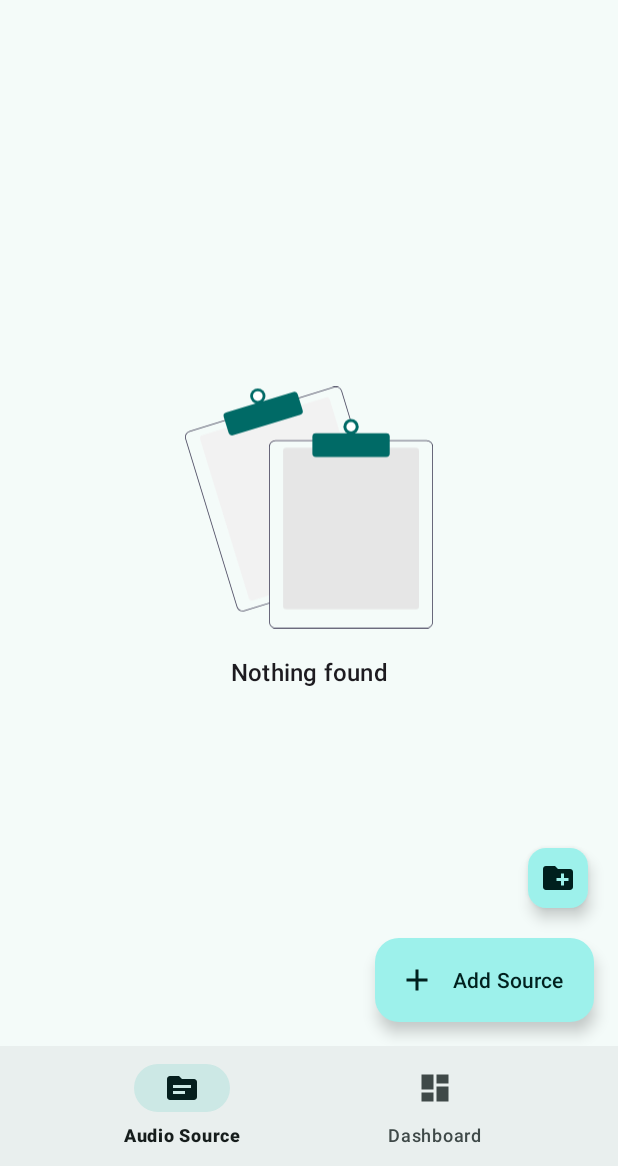
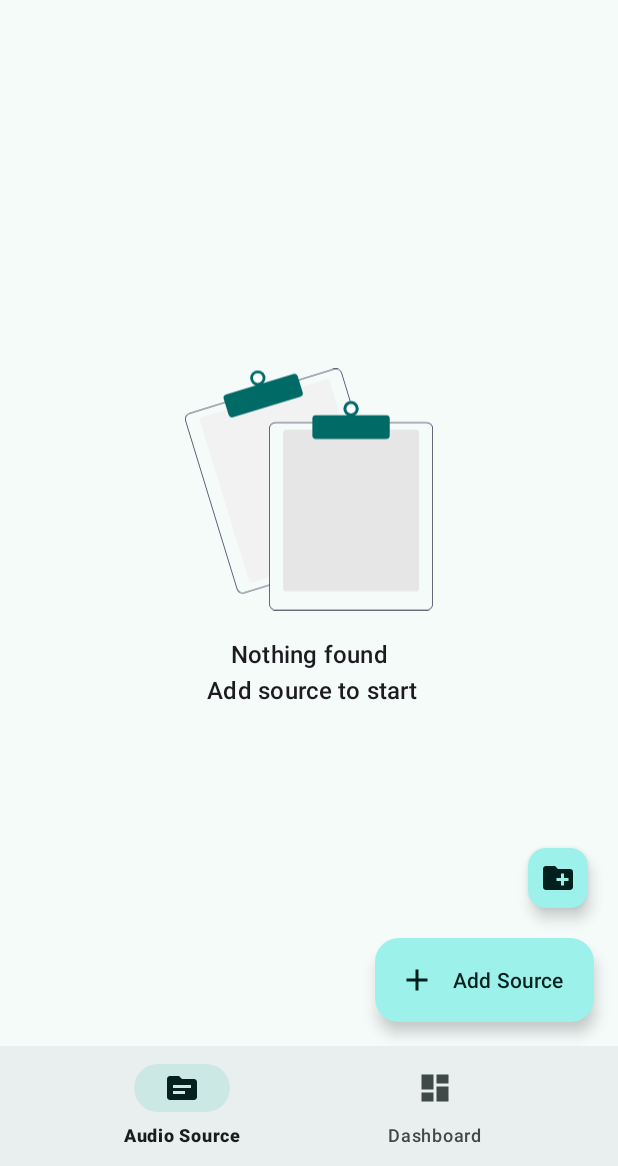
Before and after one commit to takuron/WhisperMixer, an Android app: the screen it shows after launch (MainActivity), on a phone screen of 412 x 824 dp, the part 70-1236 px from its top. Run offline under Robolectric (Android 15) with nearby library versions, the phone set to English and light mode, and no system bars; our stand-ins replace Room's generated code, navigation-ui.

```diff
--- a/app/build.gradle.kts
+++ b/app/build.gradle.kts
@@ -64,6 +64,8 @@ dependencies {
     ksp(libs.androidx.room.compiler.v261)
     implementation(libs.androidx.room.ktx.v261)
 
+    implementation (libs.retrofit2.retrofit)
+    implementation (libs.retrofit2.converter.moshi)
 
     testImplementation(libs.junit)
     androidTestImplementation(libs.androidx.junit)
--- a/app/src/main/java/com/takuron/whisperwavemixer/data/source/SourceCategoryDao.kt
+++ b/app/src/main/java/com/takuron/whisperwavemixer/data/source/SourceCategoryDao.kt
@@ -1,18 +1,24 @@
 package com.takuron.whisperwavemixer.data.source
 
+import androidx.lifecycle.LiveData
 import androidx.room.Dao
 import androidx.room.Delete
 import androidx.room.Insert
 import androidx.room.Query
+import kotlinx.coroutines.flow.Flow
 
 @Dao
 interface SourceCategoryDao {
     @Query("SELECT * FROM source_category")
-    fun getAllCategory():List<SourceCategoryData>
+    fun getAllCategoryList():List<SourceCategoryData>
+    @Query("SELECT * FROM source_category")
+    fun getAllCategoryLiveData():LiveData<List<SourceCategoryData>>
+    @Query("SELECT * FROM source_category")
+    fun getAllCategoryFlow(): Flow<List<SourceCategoryData>>
 
     @Insert
-    fun insertAll(vararg sourceCategory:SourceCategoryData)
+    suspend fun insertAll(vararg sourceCategory:SourceCategoryData)
 
     @Delete
-    fun delete(sourceCategory:SourceCategoryData)
+    suspend fun delete(sourceCategory:SourceCategoryData)
 }
--- a/app/src/main/java/com/takuron/whisperwavemixer/data/source/SourceCategoryData.kt
+++ b/app/src/main/java/com/takuron/whisperwavemixer/data/source/SourceCategoryData.kt
@@ -5,6 +5,7 @@ import androidx.room.Entity
 import androidx.room.ForeignKey
 import androidx.room.Index
 import androidx.room.PrimaryKey
+import com.takuron.whisperwavemixer.sourceFileDao
 
 @Entity(tableName = "source_category")
 data class SourceCategoryData(
@@ -12,4 +13,5 @@ data class SourceCategoryData(
     @ColumnInfo(name = "id")
     val id: Int?,
     @ColumnInfo(name = "name") val name: String,
+    @ColumnInfo(name = "size") var size: Int,
 )
--- a/app/src/main/java/com/takuron/whisperwavemixer/data/source/SourceFileDao.kt
+++ b/app/src/main/java/com/takuron/whisperwavemixer/data/source/SourceFileDao.kt
@@ -1,5 +1,6 @@
 package com.takuron.whisperwavemixer.data.source
 
+import androidx.lifecycle.LiveData
 import androidx.room.Dao
 import androidx.room.Delete
 import androidx.room.Insert
@@ -9,8 +10,18 @@ import androidx.room.Query
 interface SourceFileDao {
     @Query("SELECT * FROM source_file")
     fun getAllSource():List<SourceFileData>
+    @Query("SELECT * FROM source_file")
+    fun getAllSourceLiveData(): LiveData<List<SourceFileData>>
+
     @Query("SELECT * FROM source_file WHERE category_id IS :categoryId")
     fun getSourceByCategory(categoryId:Int):List<SourceFileData>
+    @Query("SELECT * FROM source_file WHERE category_id IS :categoryId")
+    fun getSourceByCategoryLiveData(categoryId:Int):LiveData<List<SourceFileData>>
+
+    @Query("SELECT COUNT (*) FROM source_file WHERE category_id IS :categoryId")
+    fun getCategorySize(categoryId:Int):Int
+    @Query("SELECT COUNT (*) FROM source_file WHERE category_id IS :categoryId")
+    fun getCategorySizeLiveData(categoryId:Int):LiveData<Int>
 
     @Insert
     fun insertAll(vararg sourceFiles:SourceFileData)
--- a/app/src/main/java/com/takuron/whisperwavemixer/ui/source/SourcePageFragment.kt
+++ b/app/src/main/java/com/takuron/whisperwavemixer/ui/source/SourcePageFragment.kt
@@ -1,5 +1,6 @@
 package com.takuron.whisperwavemixer.ui.source
 
+import android.annotation.SuppressLint
 import android.app.Activity
 import android.content.ClipData
 import android.content.Intent
@@ -14,6 +15,11 @@ import androidx.activity.result.contract.ActivityResultContracts
 import androidx.fragment.app.Fragment
 import androidx.fragment.app.viewModels
 import androidx.lifecycle.lifecycleScope
+import androidx.recyclerview.widget.DividerItemDecoration
+import androidx.recyclerview.widget.GridLayoutManager
+import androidx.recyclerview.widget.LinearLayoutManager
+import com.google.android.material.divider.MaterialDivider
+import com.google.android.material.divider.MaterialDividerItemDecoration
 import com.takuron.whisperwavemixer.R
 import com.takuron.whisperwavemixer.application
 import com.takuron.whisperwavemixer.databinding.FragmentSourcepageBinding
@@ -23,6 +29,8 @@ import kotlinx.coroutines.launch
 
 
 class SourcePageFragment : Fragment() {
+    private val categoryListAdapter by lazy { SourceCategoryListAdapter(ArrayList()) }
+    private val fileListAdapter by lazy { SourceFileListAdapter(ArrayList()) }
 
     private val sourceLauncher =
         registerForActivityResult(ActivityResultContracts.StartActivityForResult()) { result: ActivityResult ->
@@ -32,7 +40,7 @@ class SourcePageFragment : Fragment() {
                 result.data?.clipData?.let { data: ClipData ->
                     lifecycleScope.launch(Dispatchers.Main) {
                         for (i in 0 until data.itemCount) {
-                            sourcePageViewModel.presenter.saveSource(this, data.getItemAt(i).uri)
+                            viewModel.presenter.saveSource(this, data.getItemAt(i).uri)
                                 .join()
                         }
                         Toast.makeText(application, "Success", Toast.LENGTH_SHORT).show()
@@ -41,7 +49,7 @@ class SourcePageFragment : Fragment() {
             } else
                 result.data?.data?.let { uri: Uri ->
                     lifecycleScope.launch(Dispatchers.Main) {
-                        sourcePageViewModel.presenter.saveSource(this, uri).join()
+                        viewModel.presenter.saveSource(this, uri).join()
                         Toast.makeText(application, "Success", Toast.LENGTH_SHORT).show()
                     }
                 }
@@ -49,13 +57,57 @@ class SourcePageFragment : Fragment() {
         }
 
     private val binding by lazy { FragmentSourcepageBinding.inflate(layoutInflater) }
-    private val sourcePageViewModel: SourcePageViewModel by viewModels()
+    private val viewModel: SourcePageViewModel by viewModels()
 
+    @SuppressLint("NotifyDataSetChanged")
     override fun onCreateView(
         inflater: LayoutInflater,
         container: ViewGroup?,
         savedInstanceState: Bundle?
     ): View {
+        val context = requireContext()
+        binding.categoryRecyclerView.adapter = categoryListAdapter
+        binding.categoryRecyclerView.layoutManager = GridLayoutManager(context,2)
+
+        binding.fileRecyclerView.adapter = fileListAdapter
+        binding.fileRecyclerView.layoutManager = LinearLayoutManager(context)
+        binding.fileRecyclerView.addItemDecoration(MaterialDividerItemDecoration(context, LinearLayoutManager.VERTICAL).apply {
+            dividerInsetStart = 16
+            dividerInsetEnd = 16
+            isLastItemDecorated = false
+        })
+
+        viewModel.categoryListLiveData.observe(viewLifecycleOwner){
+            if(it.isNotEmpty() || viewModel.fileListLiveData.value?.isEmpty() == false) {
+                binding.nodataTextView.visibility = View.GONE
+                binding.nodataImageView.visibility = View.GONE
+                binding.fatherScroll.visibility = View.VISIBLE
+            }else{
+                binding.nodataTextView.visibility = View.VISIBLE
+                binding.nodataImageView.visibility = View.VISIBLE
+                binding.fatherScroll.visibility = View.GONE
+            }
+
+            categoryListAdapter.list = it
+            categoryListAdapter.notifyDataSetChanged()
+
+        }
+        viewModel.fileListLiveData.observe(viewLifecycleOwner){
+            if(it.isNotEmpty() || viewModel.categoryListLiveData.value?.isEmpty() == false) {
+                binding.nodataTextView.visibility = View.GONE
+                binding.nodataImageView.visibility = View.GONE
+                binding.fatherScroll.visibility = View.VISIBLE
+            }else{
+                binding.nodataTextView.visibility = View.VISIBLE
+                binding.nodataImageView.visibility = View.VISIBLE
+                binding.fatherScroll.visibility = View.GONE
+            }
+
+            fileListAdapter.list = it
+            fileListAdapter.notifyDataSetChanged()
+
+        }
+
 
         binding.addSourceFab.setOnClickListener {
             val intent = Intent(Intent.ACTION_OPEN_DOCUMENT)
@@ -71,9 +123,9 @@ class SourcePageFragment : Fragment() {
                 hintStringId = R.string.source_dialog_new_hint,
                 submitButtonStringId = R.string.app_dialog_save,
                 cancelButtonStringId = R.string.app_dialog_cancel
-            ) { dialog, id, text ->
+            ) { _, _, text ->
                 lifecycleScope.launch(Dispatchers.Main) {
-                    sourcePageViewModel.presenter.newCategory(this,text.toString())
+                    viewModel.presenter.newCategory(this,text.toString())
                 }
             }.show(childFragmentManager, "new_category")
         }
--- a/app/src/main/java/com/takuron/whisperwavemixer/ui/source/SourcePagePresenter.kt
+++ b/app/src/main/java/com/takuron/whisperwavemixer/ui/source/SourcePagePresenter.kt
@@ -59,6 +59,6 @@ class SourcePresenter {
     }
 
     fun newCategory(scope: CoroutineScope, name:String) = scope.launch(Dispatchers.IO){
-        sourceCategoryDao.insertAll(SourceCategoryData(null,name))
+        sourceCategoryDao.insertAll(SourceCategoryData(null,name,0))
     }
 }
--- a/app/src/main/java/com/takuron/whisperwavemixer/ui/source/SourcePageViewModel.kt
+++ b/app/src/main/java/com/takuron/whisperwavemixer/ui/source/SourcePageViewModel.kt
@@ -1,7 +1,15 @@
 package com.takuron.whisperwavemixer.ui.source
 
+import androidx.lifecycle.LiveData
 import androidx.lifecycle.ViewModel
+import com.takuron.whisperwavemixer.data.source.SourceCategoryData
+import com.takuron.whisperwavemixer.data.source.SourceFileData
+import com.takuron.whisperwavemixer.sourceCategoryDao
+import com.takuron.whisperwavemixer.sourceFileDao
 
 class SourcePageViewModel : ViewModel() {
     val presenter = SourcePresenter()
+
+    val categoryListLiveData:LiveData<List<SourceCategoryData>> = sourceCategoryDao.getAllCategoryLiveData()
+    val fileListLiveData:LiveData<List<SourceFileData>> = sourceFileDao.getSourceByCategoryLiveData(0)
 }
--- /dev/null
+++ b/app/src/main/res/drawable/ic_audio_file_grey_24dp.xml
@@ -0,0 +1,5 @@
+<vector xmlns:android="http://schemas.android.com/apk/res/android" android:height="24dp" android:tint="#5F5F5F" android:viewportHeight="24" android:viewportWidth="24" android:width="24dp">
+
+    <path android:fillColor="@android:color/white" android:pathData="M14,2H6C4.9,2 4.01,2.9 4.01,4L4,20c0,1.1 0.89,2 1.99,2H18c1.1,0 2,-0.9 2,-2V8L14,2zM16,13h-3v3.75c0,1.24 -1.01,2.25 -2.25,2.25S8.5,17.99 8.5,16.75c0,-1.24 1.01,-2.25 2.25,-2.25c0.46,0 0.89,0.14 1.25,0.38V11h4V13zM13,9V3.5L18.5,9H13z"/>
+
+</vector>
--- /dev/null
+++ b/app/src/main/res/drawable/ic_folder_open_grey_24dp.xml
@@ -0,0 +1,5 @@
+<vector xmlns:android="http://schemas.android.com/apk/res/android" android:height="24dp" android:tint="#5F5F5F" android:viewportHeight="24" android:viewportWidth="24" android:width="24dp">
+
+    <path android:fillColor="@android:color/white" android:pathData="M20,6h-8l-2,-2L4,4c-1.1,0 -1.99,0.9 -1.99,2L2,18c0,1.1 0.9,2 2,2h16c1.1,0 2,-0.9 2,-2L22,8c0,-1.1 -0.9,-2 -2,-2zM20,18L4,18L4,8h16v10z"/>
+
+</vector>
--- a/app/src/main/res/layout/activity_main.xml
+++ b/app/src/main/res/layout/activity_main.xml
@@ -16,7 +16,7 @@
         app:layout_constraintTop_toTopOf="parent">
 
         <com.google.android.material.appbar.MaterialToolbar
-            style="@style/Widget.Material3.Toolbar.OnSurface"
+            style="@style/Widget.Material3.Toolbar"
             android:id="@+id/topToolBar"
             android:layout_width="match_parent"
             android:layout_height="wrap_content"
--- a/app/src/main/res/layout/fragment_sourcepage.xml
+++ b/app/src/main/res/layout/fragment_sourcepage.xml
@@ -6,6 +6,49 @@
     android:layout_width="match_parent"
     android:layout_height="match_parent"
     tools:context=".ui.source.SourcePageFragment">
+
+    <androidx.core.widget.NestedScrollView
+        android:id="@+id/fatherScroll"
+        android:layout_width="0dp"
+        android:layout_height="0dp"
+        app:layout_constraintBottom_toBottomOf="parent"
+        app:layout_constraintEnd_toEndOf="parent"
+        app:layout_constraintStart_toStartOf="parent"
+        app:layout_constraintTop_toTopOf="parent">
+
+        <LinearLayout
+            android:layout_width="match_parent"
+            android:layout_height="match_parent"
+            android:orientation="vertical">
+
+            <androidx.recyclerview.widget.RecyclerView
+                android:id="@+id/categoryRecyclerView"
+                android:layout_width="match_parent"
+                android:layout_height="match_parent"
+                android:layout_marginStart="12dp"
+                android:layout_marginEnd="12dp"
+                android:nestedScrollingEnabled="false" />
+
+            <com.google.android.material.textview.MaterialTextView
+                style="@style/TextAppearance.Material3.TitleMedium"
+                android:layout_width="match_parent"
+                android:layout_height="wrap_content"
+                android:layout_marginStart="16dp"
+                android:layout_marginTop="8dp"
+                android:layout_marginEnd="16dp"
+                android:layout_marginBottom="8dp"
+                android:text="@string/source_file_list_title" />
+
+            <androidx.recyclerview.widget.RecyclerView
+                android:id="@+id/fileRecyclerView"
+                android:layout_width="match_parent"
+                android:layout_height="match_parent"
+                android:layout_marginBottom="180dp"
+                android:nestedScrollingEnabled="false" />
+
+        </LinearLayout>
+
+    </androidx.core.widget.NestedScrollView>
 
     <com.google.android.material.floatingactionbutton.FloatingActionButton
         android:id="@+id/make_category_fab"
@@ -43,7 +86,8 @@
         app:layout_constraintStart_toStartOf="parent"
         app:layout_constraintTop_toTopOf="parent"
         app:layout_constraintVertical_chainStyle="packed"
-        app:layout_constraintWidth_percent="0.4" />
+        app:layout_constraintWidth_percent="0.4"
+        tools:visibility="gone" />
 
     <com.google.android.material.textview.MaterialTextView
         android:id="@+id/nodataTextView"
@@ -51,10 +95,14 @@
         android:layout_width="wrap_content"
         android:layout_height="wrap_content"
         android:layout_marginTop="16dp"
+        android:textAlignment="center"
         android:text="@string/source_nodata_message"
         app:layout_constraintBottom_toBottomOf="parent"
         app:layout_constraintEnd_toEndOf="@+id/nodataImageView"
         app:layout_constraintStart_toStartOf="@+id/nodataImageView"
-        app:layout_constraintTop_toBottomOf="@+id/nodataImageView" />
+        app:layout_constraintTop_toBottomOf="@+id/nodataImageView"
+        tools:visibility="gone" />
+
+
 
 </androidx.constraintlayout.widget.ConstraintLayout>
--- a/app/src/main/res/values/strings.xml
+++ b/app/src/main/res/values/strings.xml
@@ -7,12 +7,15 @@
     <string name="title_dashboard">Dashboard</string>
     <string name="title_settings">Settings</string>
 
-    <string name="source_nodata_message">Nothing found</string>
+    <string name="source_nodata_message">Nothing found\n Add source to start</string>
     <string name="source_fab_add_text">Add Source</string>
     <string name="source_fab_add_description">Add audio source from your device.</string>
     <string name="source_fab_new_description">Create a new audio source category.</string>
     <string name="source_dialog_new_title">New Category</string>
-    <string name="source_dialog_new_hint">New category name</string>
+    <string name="source_dialog_new_hint">Category name</string>
+
+    <string name="source_category_list_items_subtitle">%d items</string>
+    <string name="source_file_list_title">No category</string>
 
     <string name="settings_category_about">About</string>
     <string name="settings_about_license_title">Open source license</string>
--- a/gradle/libs.versions.toml
+++ b/gradle/libs.versions.toml
@@ -1,5 +1,6 @@
 [versions]
 agp = "8.6.0"
+converterMoshiVersion = "2.6.2"
 kotlin = "1.9.0"
 coreKtx = "1.10.1"
 junit = "4.13.2"
@@ -16,6 +17,7 @@ navigationFragmentKtx = "2.6.0"
 navigationUiKtx = "2.6.0"
 preference = "1.2.0"
 lifecycleService = "2.8.6"
+retrofitVersion = "2.8.1"
 roomCompiler = "v2.6.1"
 roomCompilerVersion = "2.6.1"
 roomKtx = "2.6.1"
@@ -43,6 +45,8 @@ androidx-navigation-fragment-ktx = { group = "androidx.navigation", name = "navi
 androidx-navigation-ui-ktx = { group = "androidx.navigation", name = "navigation-ui-ktx", version.ref = "navigationUiKtx" }
 androidx-preference = { group = "androidx.preference", name = "preference", version.ref = "preference" }
 androidx-lifecycle-service = { group = "androidx.lifecycle", name = "lifecycle-service", version.ref = "lifecycleService" }
+retrofit2-converter-moshi = { module = "com.squareup.retrofit2:converter-moshi", version.ref = "converterMoshiVersion" }
+retrofit2-retrofit = { module = "com.squareup.retrofit2:retrofit", version.ref = "retrofitVersion" }
 
 [plugins]
 android-application = { id = "com.android.application", version.ref = "agp" }
```
Also changed, not shown: app/src/main/java/com/takuron/whisperwavemixer/ui/source/SourceCategoryListAdapter.kt (added, +33 -0 lines), app/src/main/java/com/takuron/whisperwavemixer/ui/source/SourceFileListAdapter.kt (added, +31 -0 lines), app/src/main/java/com/takuron/whisperwavemixer/ui/source/SourceItemData.kt (added, +10 -0 lines), app/src/main/res/layout/item_sourcepage_category.xml (added, +70 -0 lines), app/src/main/res/layout/item_sourcepage_file.xml (added, +51 -0 lines).
